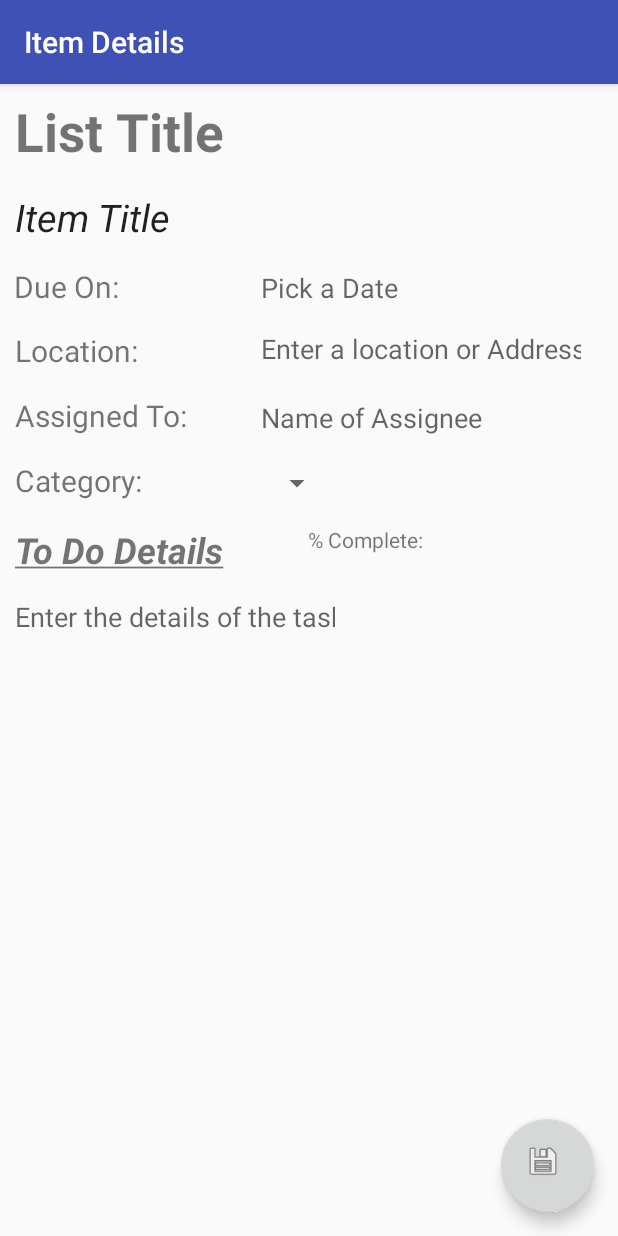
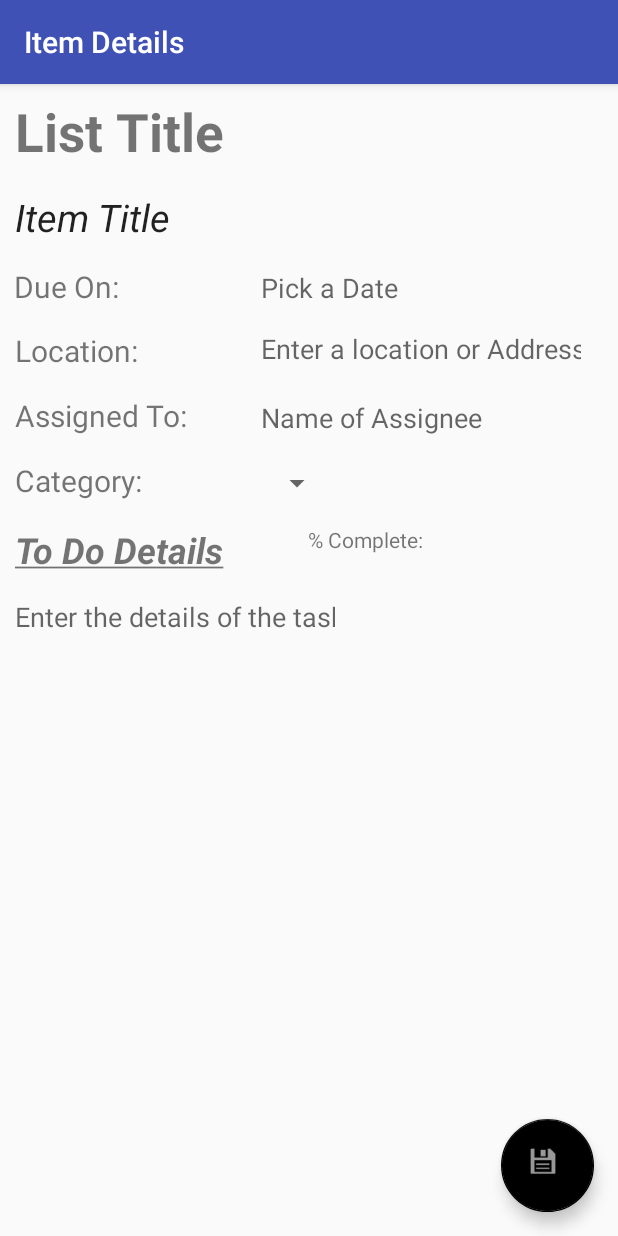
Before and after one commit to jasonnovich/ToDoV2, an Android app: the ItemDetailActivity screen opened directly, with no data from a screen before it, on a phone screen of 412 x 824 dp. Run offline under Robolectric (Android 15) with nearby library versions, the phone set to English and light mode, and no system bars.

Commit message:
layout changes

```diff
--- a/app/src/main/res/layout/activity_item_detail.xml
+++ b/app/src/main/res/layout/activity_item_detail.xml
@@ -28,7 +28,7 @@
         android:layout_height="62dp"
         android:layout_gravity="bottom|end"
         android:layout_margin="@dimen/fab_margin"
-        app:backgroundTint="?attr/colorButtonNormal"
+        app:backgroundTint="@android:color/black"
         app:srcCompat="@android:drawable/ic_menu_save" />
 
 </android.support.design.widget.CoordinatorLayout>
--- a/app/src/main/res/layout/activity_item_list.xml
+++ b/app/src/main/res/layout/activity_item_list.xml
@@ -12,13 +12,13 @@
         android:layout_height="wrap_content"
         android:theme="@style/AppTheme.AppBarOverlay">
 
-        <android.support.v7.widget.Toolbar
+<!--        <android.support.v7.widget.Toolbar
             android:id="@+id/toolbar"
             android:layout_width="match_parent"
             android:layout_height="?attr/actionBarSize"
             android:background="?attr/colorPrimary"
             app:popupTheme="@style/AppTheme.PopupOverlay" />
-
+-->
     </android.support.design.widget.AppBarLayout>
 
     <include layout="@layout/content_item_list" />
--- a/app/src/main/res/layout/content_item_list.xml
+++ b/app/src/main/res/layout/content_item_list.xml
@@ -12,9 +12,7 @@
         android:id="@+id/recyclerViewID"
         android:layout_width="match_parent"
         android:layout_height="match_parent"
-        android:layout_marginLeft="8dp"
-        android:layout_marginRight="8dp"
-        android:layout_marginTop="8dp"
+        app:layout_constraintBottom_toBottomOf="parent"
         app:layout_constraintHorizontal_bias="0.0"
         app:layout_constraintLeft_toLeftOf="parent"
         app:layout_constraintRight_toRightOf="parent"
```
